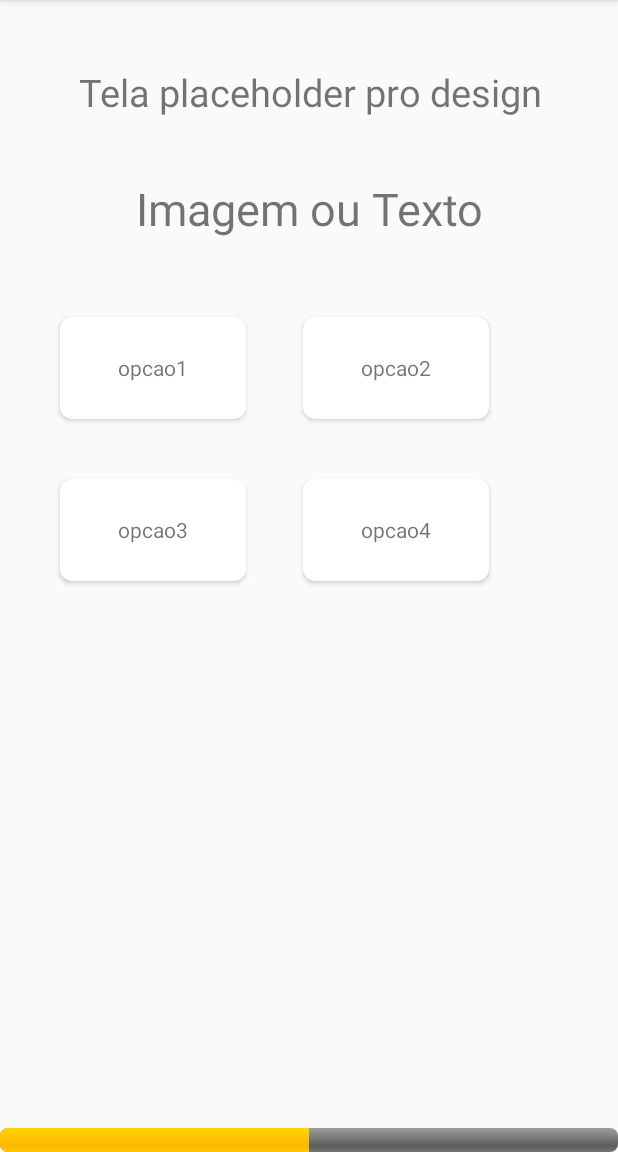
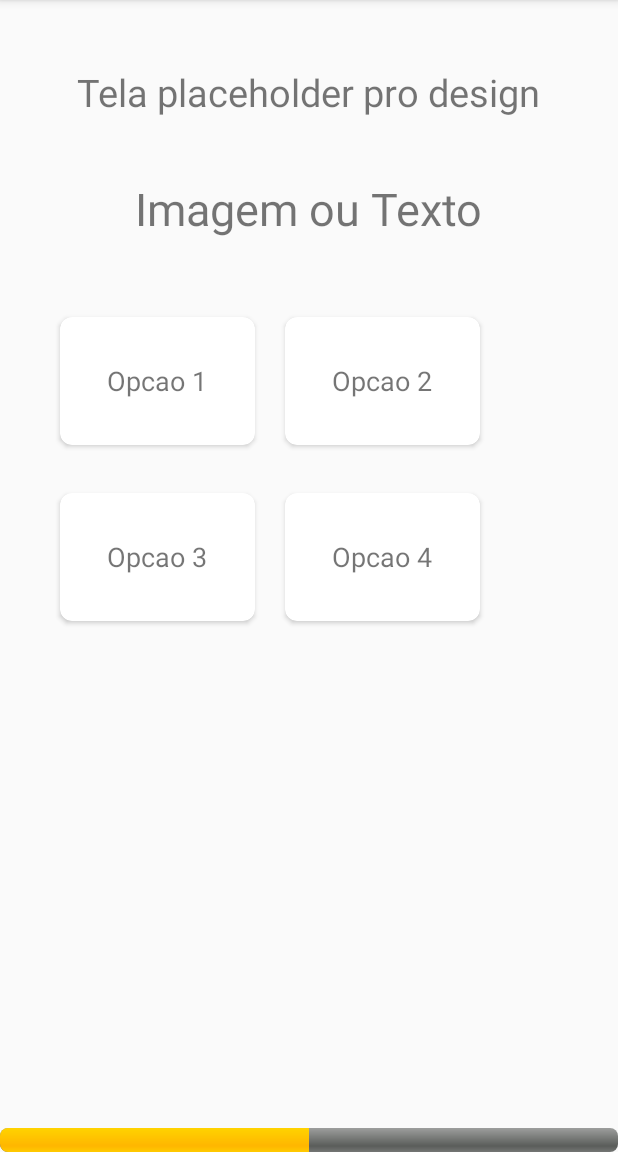
Before and after one commit to GustavoEliseu/Nihongo-no-Seito, an Android app: the screen it shows after launch (MainActivity), in the side drawer, after a tap on "Tela Quiz", on a phone screen of 412 x 824 dp, the part 84-1236 px from its top. Run offline under Robolectric (Android 15) with nearby library versions, the phone set to English and light mode, and no system bars.

Commit message:
Animações e correção tela Quiz
Adicionadas animações de transição e algumas leves mudanças no posicionamento dos cardviews na tela quiz.

```diff
--- a/app/build.gradle
+++ b/app/build.gradle
@@ -28,4 +28,5 @@ dependencies {
     androidTestImplementation 'com.android.support.test:runner:1.0.2'
     androidTestImplementation 'com.android.support.test.espresso:espresso-core:3.0.2'
     implementation 'com.android.support:recyclerview-v7:28.0.0'
+    implementation 'com.android.support:cardview-v7:28.0.0'
 }
--- a/app/src/main/java/com/hikari/nihongonoseito/MainActivity.java
+++ b/app/src/main/java/com/hikari/nihongonoseito/MainActivity.java
@@ -24,7 +24,7 @@ public class MainActivity extends AppCompatActivity  implements NavigationView.O
 
     NavigationView navigationView;
     Fragment mFrag;
-
+    int controleBtn=0;
     private  DrawerLayout drawer;
     private ActionBarDrawerToggle toggle;
 
@@ -52,6 +52,7 @@ public class MainActivity extends AppCompatActivity  implements NavigationView.O
 
 
     }
+
     @Override
     public void onStart(){
         super.onStart();
@@ -63,14 +64,26 @@ public class MainActivity extends AppCompatActivity  implements NavigationView.O
         navigationView.setItemIconTintList(null);
         navigationView.setNavigationItemSelectedListener(this);
         navigationView.setCheckedItem(idChecked);
+        mFrag= new Vocab_Fragment();
 
         changeFragment(idChecked);
 
     }
 
+    public void replaceFragmentWithAnimation(android.support.v4.app.Fragment fragment, String tag){
+        FragmentTransaction transaction = getSupportFragmentManager().beginTransaction();
+        transaction.setCustomAnimations( R.animator.enter_from_left, R.animator.exit_to_right);
+
+        transaction.replace(R.id.frag_placeholder, fragment);
+        transaction.addToBackStack(tag);
+        transaction.commit();
+    }
+
     public void changeFragment(int checkedId){
         FragmentTransaction ft = getSupportFragmentManager().beginTransaction();
-        removeFragment();
+        ft.setCustomAnimations(R.animator.enter_from_right, R.animator.exit_to_left);
+        ft.replace(R.id.frag_placeholder, mFrag);
+        ft.addToBackStack("test");
         switch(checkedId){
             case R.id.nav_vocab:
                 mFrag= new Vocab_Fragment();
@@ -85,6 +98,7 @@ public class MainActivity extends AppCompatActivity  implements NavigationView.O
                 ft.replace(R.id.frag_placeholder, mFrag);
                 break;
         }
+
         ft.commit();
     }
     public void removeFragment(){
@@ -123,14 +137,29 @@ public class MainActivity extends AppCompatActivity  implements NavigationView.O
 
         switch(id){
             case R.id.nav_vocab:
-               changeFragment(id);
+                if(!(controleBtn==0)) {
+                    changeFragment(id);
+                    controleBtn=0;
+                }
                 break;
             case R.id.nav_kanji:
+                if(!(controleBtn==1)){
                 changeFragment(id);
+                    controleBtn=1;
+                }
                 break;
             case R.id.nav_quiz:
+
+                if(!(controleBtn==2)){
                 changeFragment(id);
+                    controleBtn=2;
+                }
                 break;
+            default:
+                changeFragment(R.id.nav_vocab);
+                controleBtn=0;
+                break;
+
         }
         DrawerLayout drawer = (DrawerLayout) findViewById(R.id.drawer_layout);
         drawer.closeDrawer(GravityCompat.START);
--- /dev/null
+++ b/app/src/main/res/animator/enter_from_left.xml
@@ -0,0 +1,8 @@
+<?xml version="1.0" encoding="utf-8"?>
+<set xmlns:android="http://schemas.android.com/apk/res/android"
+    android:shareInterpolator="false">
+    <translate
+        android:fromXDelta="-100%" android:toXDelta="0%"
+        android:fromYDelta="0%" android:toYDelta="0%"
+        android:duration="300"/>
+</set>
--- /dev/null
+++ b/app/src/main/res/animator/enter_from_right.xml
@@ -0,0 +1,8 @@
+<?xml version="1.0" encoding="utf-8"?>
+<set xmlns:android="http://schemas.android.com/apk/res/android"
+    android:shareInterpolator="false">
+    <translate
+        android:fromXDelta="100%" android:toXDelta="0%"
+        android:fromYDelta="0%" android:toYDelta="0%"
+        android:duration="300" />
+</set>
--- /dev/null
+++ b/app/src/main/res/animator/exit_to_left.xml
@@ -0,0 +1,8 @@
+<?xml version="1.0" encoding="utf-8"?>
+<set xmlns:android="http://schemas.android.com/apk/res/android"
+    android:shareInterpolator="false">
+    <translate
+        android:fromXDelta="0%" android:toXDelta="-100%"
+        android:fromYDelta="0%" android:toYDelta="0%"
+        android:duration="300"/>
+</set>
--- /dev/null
+++ b/app/src/main/res/animator/exit_to_right.xml
@@ -0,0 +1,8 @@
+<?xml version="1.0" encoding="utf-8"?>
+<set xmlns:android="http://schemas.android.com/apk/res/android"
+    android:shareInterpolator="false">
+    <translate
+        android:fromXDelta="0%" android:toXDelta="100%"
+        android:fromYDelta="0%" android:toYDelta="0%"
+        android:duration="300" />
+</set>
--- a/app/src/main/res/layout/content_quiz.xml
+++ b/app/src/main/res/layout/content_quiz.xml
@@ -7,72 +7,92 @@
     android:layout_height="match_parent">
 
     <android.support.v7.widget.CardView
-        android:id="@+id/quizBtn3"
-        android:layout_width="124dp"
-        android:layout_height="68dp"
+        android:id="@+id/quizBtn1"
+        android:layout_width="130dp"
+        android:layout_height="85dp"
         android:layout_marginStart="40dp"
         android:layout_marginLeft="40dp"
-        android:layout_marginTop="40dp"
-        android:text="Button"
-        app:cardCornerRadius="@dimen/nav_header_vertical_spacing"
-        app:layout_constraintStart_toStartOf="parent"
-        app:layout_constraintTop_toBottomOf="@+id/quizBtn1" >
-
-        <TextView
-            android:id="@+id/quizTxt3"
-            android:layout_width="match_parent"
-            android:layout_height="match_parent"
-            android:gravity="center"
-            android:text="opcao3" />
-    </android.support.v7.widget.CardView>
-
-    <android.support.v7.widget.CardView
-        android:id="@+id/quizBtn2"
-        android:layout_width="124dp"
-        android:layout_height="68dp"
-        android:layout_marginStart="35dp"
-        android:layout_marginLeft="35dp"
         android:layout_marginTop="52dp"
         android:layout_marginEnd="8dp"
         android:layout_marginRight="8dp"
         android:text="Button"
         app:cardCornerRadius="@dimen/nav_header_vertical_spacing"
         app:layout_constraintEnd_toEndOf="parent"
-        app:layout_constraintHorizontal_bias="0.034"
+        app:layout_constraintHorizontal_bias="0.0"
+        app:layout_constraintStart_toStartOf="parent"
+        app:layout_constraintTop_toBottomOf="@+id/textView" >
+
+        <TextView
+            android:layout_width="match_parent"
+            android:layout_height="match_parent"
+            android:gravity="center"
+            android:text="Opcao 1"
+            android:textSize="18sp" />
+    </android.support.v7.widget.CardView>
+
+    <android.support.v7.widget.CardView
+        android:id="@+id/quizBtn4"
+        android:layout_width="130dp"
+        android:layout_height="85dp"
+        android:layout_marginStart="20dp"
+        android:layout_marginLeft="20dp"
+        android:layout_marginTop="32dp"
+        android:foregroundGravity="center"
+        android:text="Button"
+        app:cardCornerRadius="@dimen/nav_header_vertical_spacing"
+        app:layout_constraintStart_toEndOf="@+id/quizBtn3"
+        app:layout_constraintTop_toBottomOf="@+id/quizBtn2" >
+
+        <TextView
+            android:layout_width="match_parent"
+            android:layout_height="match_parent"
+            android:gravity="center"
+            android:text="Opcao 4"
+            android:textSize="18sp" />
+    </android.support.v7.widget.CardView>
+
+    <android.support.v7.widget.CardView
+        android:id="@+id/quizBtn3"
+        android:layout_width="130dp"
+        android:layout_height="85dp"
+        android:layout_marginStart="40dp"
+        android:layout_marginLeft="40dp"
+        android:layout_marginTop="32dp"
+        android:layout_marginEnd="8dp"
+        android:layout_marginRight="8dp"
+        android:text="Button"
+        app:cardCornerRadius="@dimen/nav_header_vertical_spacing"
+        app:layout_constraintEnd_toEndOf="parent"
+        app:layout_constraintHorizontal_bias="0.0"
+        app:layout_constraintStart_toStartOf="parent"
+        app:layout_constraintTop_toBottomOf="@+id/quizBtn1">
+
+        <TextView
+            android:layout_width="match_parent"
+            android:layout_height="match_parent"
+            android:gravity="center"
+            android:text="Opcao 3"
+            android:textSize="18sp" />
+    </android.support.v7.widget.CardView>
+
+    <android.support.v7.widget.CardView
+        android:id="@+id/quizBtn2"
+        android:layout_width="130dp"
+        android:layout_height="85dp"
+        android:layout_marginStart="20dp"
+        android:layout_marginLeft="20dp"
+        android:layout_marginTop="52dp"
+        android:text="Button"
+        app:cardCornerRadius="@dimen/nav_header_vertical_spacing"
         app:layout_constraintStart_toEndOf="@+id/quizBtn1"
         app:layout_constraintTop_toBottomOf="@+id/textView" >
 
         <TextView
-            android:id="@+id/quizTxt2"
             android:layout_width="match_parent"
             android:layout_height="match_parent"
             android:gravity="center"
-            android:text="opcao2" />
-    </android.support.v7.widget.CardView>
-
-    <android.support.v7.widget.CardView
-        android:id="@+id/quizBtn4"
-        android:layout_width="124dp"
-        android:layout_height="68dp"
-        android:layout_marginStart="35dp"
-        android:layout_marginLeft="35dp"
-        android:layout_marginTop="40dp"
-        android:layout_marginEnd="20dp"
-        android:layout_marginRight="20dp"
-        android:foregroundGravity="center"
-        android:text="Button"
-        app:cardCornerRadius="@dimen/nav_header_vertical_spacing"
-        app:layout_constraintEnd_toEndOf="parent"
-        app:layout_constraintHorizontal_bias="0.034"
-        app:layout_constraintStart_toEndOf="@+id/quizBtn1"
-        app:layout_constraintTop_toBottomOf="@+id/quizBtn2">
-
-        <TextView
-            android:id="@+id/quizTxt4"
-            android:layout_width="match_parent"
-            android:layout_height="match_parent"
-            android:gravity="center"
-            android:text="opcao4" />
+            android:text="Opcao 2"
+            android:textSize="18sp" />
     </android.support.v7.widget.CardView>
 
     <TextView
@@ -87,7 +107,6 @@
         android:text="Imagem ou Texto"
         android:textSize="30sp"
         app:layout_constraintEnd_toEndOf="parent"
-        app:layout_constraintHorizontal_bias="0.504"
         app:layout_constraintStart_toStartOf="parent"
         app:layout_constraintTop_toBottomOf="@+id/textView2" />
 
@@ -103,29 +122,9 @@
         android:text="Tela placeholder pro design"
         android:textSize="25sp"
         app:layout_constraintEnd_toEndOf="parent"
-        app:layout_constraintHorizontal_bias="0.513"
+        app:layout_constraintHorizontal_bias="0.494"
         app:layout_constraintStart_toStartOf="parent"
         app:layout_constraintTop_toTopOf="parent" />
-
-    <android.support.v7.widget.CardView
-        android:id="@+id/quizBtn1"
-        android:layout_width="124dp"
-        android:layout_height="68dp"
-        android:layout_marginStart="40dp"
-        android:layout_marginLeft="40dp"
-        android:layout_marginTop="52dp"
-        android:text="Button"
-        app:cardCornerRadius="@dimen/nav_header_vertical_spacing"
-        app:layout_constraintStart_toStartOf="parent"
-        app:layout_constraintTop_toBottomOf="@+id/textView" >
-
-        <TextView
-            android:id="@+id/quizTxt1"
-            android:layout_width="match_parent"
-            android:layout_height="match_parent"
-            android:gravity="center"
-            android:text="opcao1" />
-    </android.support.v7.widget.CardView>
 
     <ProgressBar
         android:id="@+id/progressBar"
```
